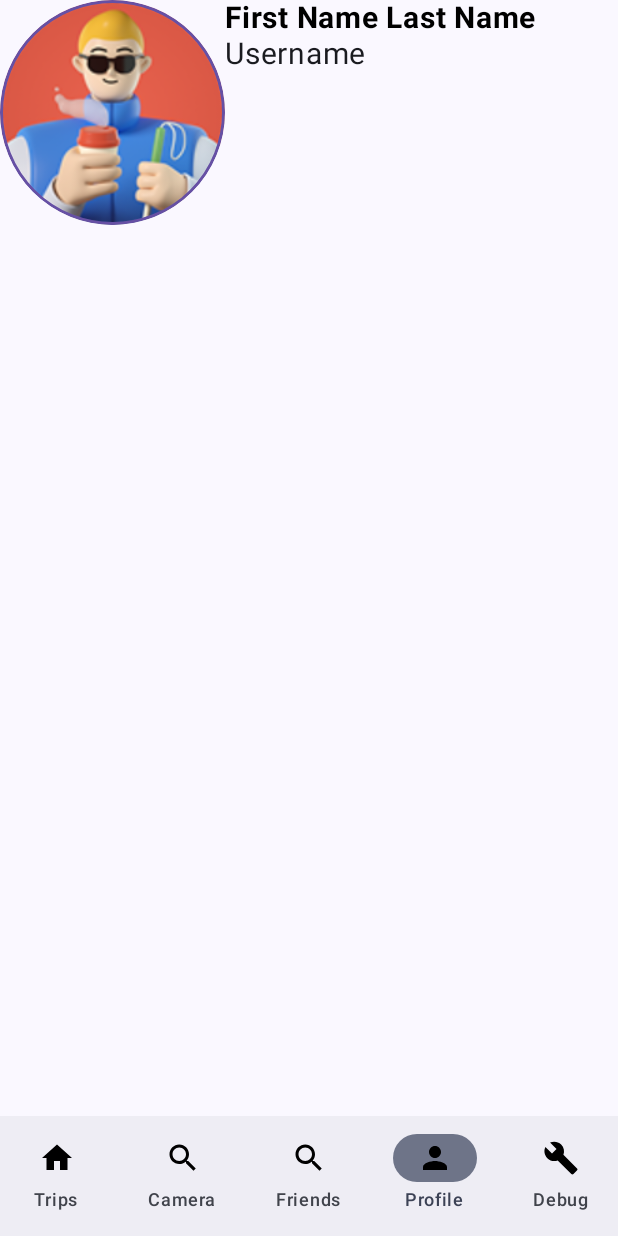
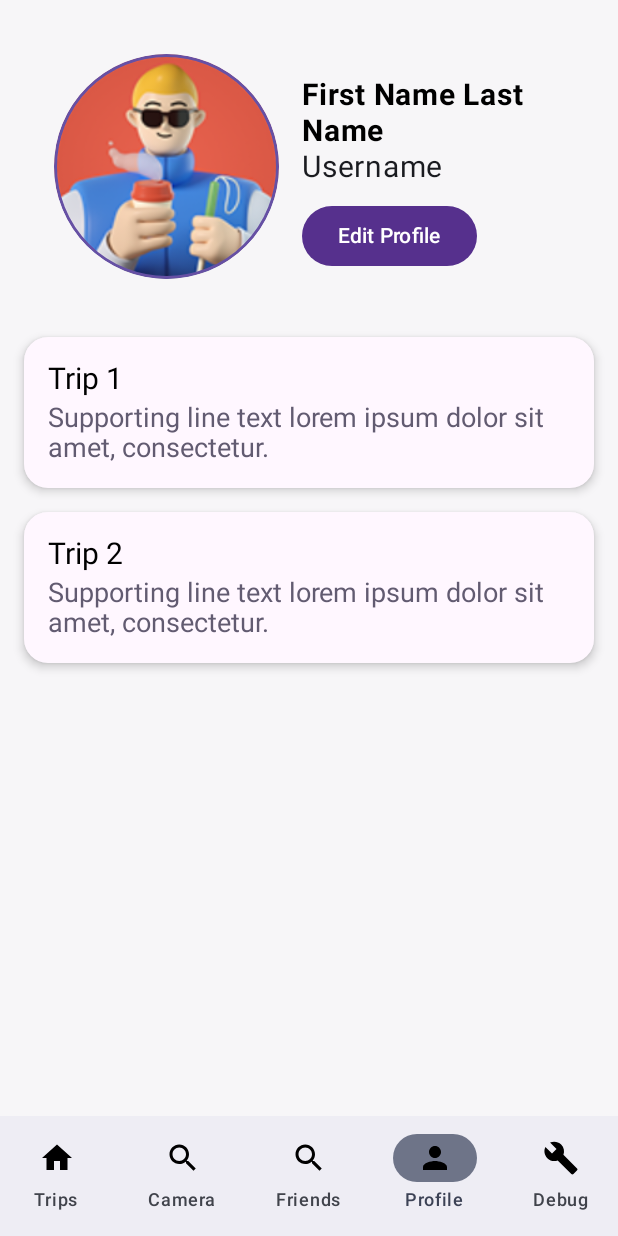
Before and after one commit to MetisArom/the-clankers, an Android app built with Jetpack Compose: the ProfileScreen screen opened through its navigation route, on a phone screen of 412 x 824 dp. Run offline under Robolectric (Android 15) with nearby library versions, the phone set to English and light mode, and no system bars; pictures from the network do not load.

Commit message:
Profile Screen Updates and Edit Profile Screen

```diff
--- a/TripView/app/src/main/java/theclankers/tripview/ui/components/ProfileComponent.kt
+++ b/TripView/app/src/main/java/theclankers/tripview/ui/components/ProfileComponent.kt
@@ -3,26 +3,52 @@ package theclankers.tripview.ui.components
 
 import androidx.compose.foundation.layout.Column
 import androidx.compose.foundation.layout.Row
+import androidx.compose.foundation.layout.padding
 import androidx.compose.foundation.layout.size
+import androidx.compose.material3.Button
+import androidx.compose.material3.ButtonDefaults
 import androidx.compose.material3.Text
 import androidx.compose.runtime.Composable
 import androidx.compose.ui.Modifier
+import androidx.compose.ui.graphics.Color
 import androidx.compose.ui.unit.dp
 import androidx.compose.ui.unit.sp
+import androidx.navigation.NavController
 import theclankers.tripview.R
+import theclankers.tripview.ui.navigation.navigateTo
 
 // Input: user_id
 
 // Displays the generic avatar, first name, last name, username stylishly
 
+// for friends list
 @Composable
-fun ProfileComponent( user_id: Int){
-    Row {
+fun ProfileComponent( user_id: Int, modifier: Modifier = Modifier){
+    Row(Modifier.padding(20.dp)) {
         SimpleImage(R.drawable.profile_picture, modifier= Modifier.size(150.dp))
-        Column(){
+        Column(Modifier.padding(15.dp) ){
             // change to input based on the user ID from the backend
             HeaderText("First Name Last Name")
             Text( text="Username",  fontSize=20.sp)
         }
     }
 }
+
+//for the profile page
+@Composable
+fun ProfilePageComponent( user_id: Int, navController: NavController, modifier: Modifier = Modifier){
+    Row(Modifier.padding(20.dp)) {
+        SimpleImage(R.drawable.profile_picture, modifier= Modifier.size(150.dp))
+        Column(Modifier.padding(15.dp) ){
+            // change to input based on the user ID from the backend
+            HeaderText("First Name Last Name")
+            Text( text="Username",  fontSize=20.sp, modifier= Modifier.padding(bottom=10.dp))
+
+            //Edit profile button
+            Button(
+                onClick = { navigateTo(navController, "editProfile") },
+                colors = ButtonDefaults.buttonColors(containerColor = Color(0xFF56308D)))
+            { Text("Edit Profile")  }
+        }
+    }
+}
--- a/TripView/app/src/main/java/theclankers/tripview/ui/components/TripItem.kt
+++ b/TripView/app/src/main/java/theclankers/tripview/ui/components/TripItem.kt
@@ -8,21 +8,15 @@ package theclankers.tripview.ui.components
 
 // Clicking this component ALWAYS opens up the trip screen
 
-import androidx.compose.foundation.BorderStroke
 import androidx.compose.foundation.clickable
 import androidx.compose.foundation.layout.*
 import androidx.compose.foundation.shape.RoundedCornerShape
-import androidx.compose.material3.ButtonDefaults
 import androidx.compose.material3.Card
 import androidx.compose.material3.CardDefaults
-import androidx.compose.material3.MaterialTheme
 import androidx.compose.runtime.Composable
 import androidx.compose.ui.Alignment
 import androidx.compose.ui.Modifier
 import androidx.compose.ui.unit.dp
-import androidx.compose.ui.graphics.Color
-import androidx.compose.ui.text.font.FontWeight
-import androidx.compose.ui.unit.sp
 import theclankers.tripview.ui.theme.Purple4
 
 
@@ -47,7 +41,7 @@ fun TripItem(
         colors = CardDefaults.cardColors(containerColor = Purple4),
         modifier = Modifier
             .fillMaxWidth()
-            //.padding(horizontal = 16.dp, vertical = 8.dp)
+            .padding( vertical = 8.dp)
             .clickable { onClick() }
     ) {
         Column(
--- a/TripView/app/src/main/java/theclankers/tripview/ui/navigation/NavDefinitions.kt
+++ b/TripView/app/src/main/java/theclankers/tripview/ui/navigation/NavDefinitions.kt
@@ -1,13 +1,6 @@
 package theclankers.tripview.ui.navigation
 
-import android.net.http.SslCertificate.restoreState
-import android.net.http.SslCertificate.saveState
-import androidx.compose.material.icons.Icons
-import androidx.compose.material.icons.filled.Home
-import androidx.compose.material.icons.filled.Person
-import androidx.compose.material.icons.filled.Search
 import androidx.compose.runtime.Composable
-import androidx.compose.ui.graphics.vector.ImageVector
 import androidx.navigation.NavController
 import androidx.navigation.NavHostController
 import androidx.navigation.NavType
@@ -17,6 +10,7 @@ import androidx.navigation.navArgument
 import kotlinx.serialization.json.Json
 import theclankers.tripview.classes.Stop
 import theclankers.tripview.ui.screens.DebugScreen
+import theclankers.tripview.ui.screens.EditProfileScreen
 import theclankers.tripview.ui.screens.FriendsListScreen
 import theclankers.tripview.ui.screens.NavigationScreen
 import theclankers.tripview.ui.screens.StopScreen
@@ -34,7 +28,8 @@ fun TripViewNavGraph(navController: NavHostController) {
         composable("camera") { CameraScreen(navController) }
         //composable("friends") { FriendsScreen() }
         composable("friends") { FriendsListScreen() }
-        composable("profile") { ProfileScreen() }
+        composable("profile") { ProfileScreen(navController) }
+        composable("editProfile") { EditProfileScreen(navController) }
         composable("camera2") { Camera2Screen() }
         composable("navigation") { NavigationScreen(navController) }
         composable("stops/{stop}", arguments = listOf(navArgument("stop") { type = NavType.StringType })) {
--- a/TripView/app/src/main/java/theclankers/tripview/ui/navigation/ScreenDefinitions.kt
+++ b/TripView/app/src/main/java/theclankers/tripview/ui/navigation/ScreenDefinitions.kt
@@ -2,11 +2,22 @@ package theclankers.tripview.ui.navigation
 
 
 
+import androidx.compose.foundation.background
+import androidx.compose.foundation.layout.Column
+import androidx.compose.foundation.layout.fillMaxSize
+import androidx.compose.foundation.layout.padding
+import androidx.compose.foundation.rememberScrollState
+import androidx.compose.foundation.verticalScroll
 import androidx.compose.material3.Button
 import androidx.compose.material3.Text
 import androidx.compose.runtime.Composable
+import androidx.compose.ui.Modifier
+import androidx.compose.ui.graphics.Color
+import androidx.compose.ui.unit.dp
+import androidx.navigation.NavController
 import androidx.navigation.NavHostController
-import theclankers.tripview.ui.components.ProfileComponent
+import theclankers.tripview.ui.components.ProfilePageComponent
+import theclankers.tripview.ui.components.TripItem
 
 @Composable
 fun CameraScreen(navController: NavHostController) { Button(onClick = {
@@ -15,8 +26,38 @@ fun CameraScreen(navController: NavHostController) { Button(onClick = {
 @Composable
 fun FriendsScreen() { Text("Friends Screen") }
 @Composable
-fun ProfileScreen() {
-        ProfileComponent(1)
+fun ProfileScreen(navController: NavController) {
+        Column(modifier = Modifier
+            .fillMaxSize()
+            .background(Color(0xFFF7F6F8))
+            .padding(16.dp)
+            .verticalScroll(rememberScrollState())){
+
+            //example user
+            ProfilePageComponent(1, navController)
+
+
+
+            // Example Trip list
+            TripItem(
+                tripName = "Trip 1",
+                tripDescription = "Supporting line text lorem ipsum dolor sit amet, consectetur.",
+                onClick = {
+                    navController.navigate("tripdetail/1")
+                    //will update this as i make more screens }
+                }
+                //modifier = Modifier.padding(bottom=24.dp)
+            )
+            TripItem(
+                tripName = "Trip 2",
+                tripDescription = "Supporting line text lorem ipsum dolor sit amet, consectetur.",
+                onClick = {
+                    navController.navigate("tripdetail/2")
+                    //will update this as i make more screens }
+                }
+                )
+        }
+
 }
 
 @Composable
```
Also changed, not shown: TripView/app/src/main/java/theclankers/tripview/ui/screens/EditProfileScreen.kt (added, +132 -0 lines).
